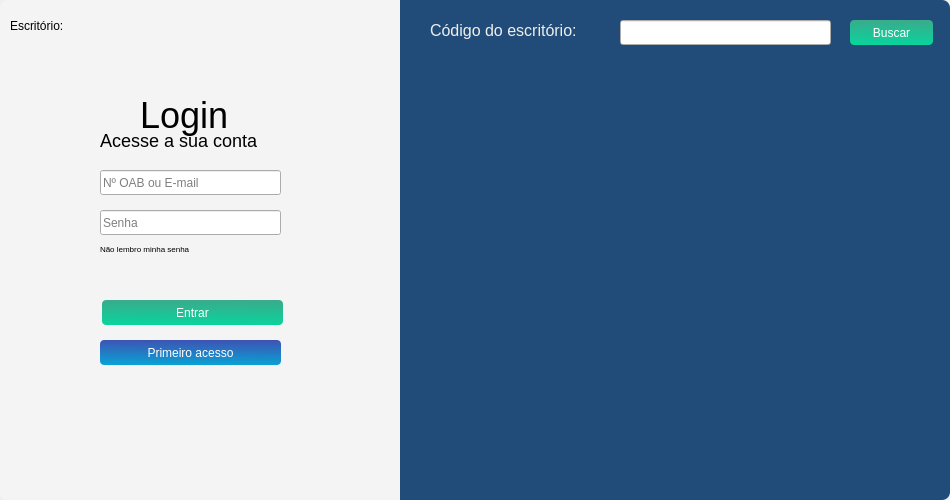
First picture: the form in Telas/UI/loginPage.ui, repository newprev/PrevCliente, before the edit.
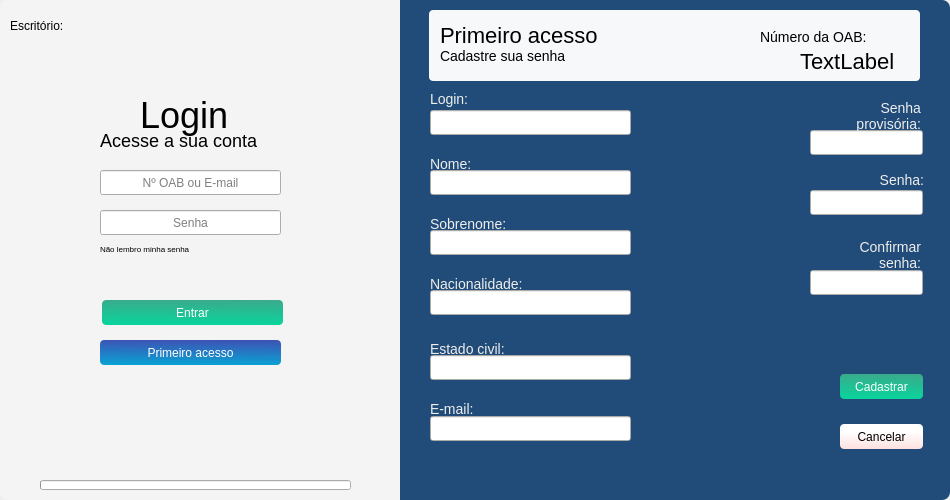
Second picture: the form after the edit. The open tabs and pages were chosen to show the change. Icons and pictures are not drawn.

Commit message:
Muuitas mudanças no login
- Criação da funcionalidade de cache que guardará o login do usuário;
- Implementação dos métodos responsáveis pelo login;
- Implementação da funcionalidade de apresentar loading;

What changed in the file:
```diff
--- a/Telas/UI/loginPage.ui
+++ b/Telas/UI/loginPage.ui
@@ -189,6 +189,9 @@
             <height>25</height>
            </rect>
           </property>
+          <property name="alignment">
+           <set>Qt::AlignCenter</set>
+          </property>
           <property name="placeholderText">
            <string>Nº OAB ou E-mail</string>
           </property>
@@ -202,6 +205,12 @@
             <height>25</height>
            </rect>
           </property>
+          <property name="echoMode">
+           <enum>QLineEdit::Password</enum>
+          </property>
+          <property name="alignment">
+           <set>Qt::AlignCenter</set>
+          </property>
           <property name="placeholderText">
            <string>Senha</string>
           </property>
@@ -284,6 +293,37 @@
            <string>Primeiro acesso</string>
           </property>
          </widget>
+         <widget class="QProgressBar" name="pbarLoading">
+          <property name="geometry">
+           <rect>
+            <x>40</x>
+            <y>480</y>
+            <width>311</width>
+            <height>10</height>
+           </rect>
+          </property>
+          <property name="minimumSize">
+           <size>
+            <width>0</width>
+            <height>10</height>
+           </size>
+          </property>
+          <property name="maximumSize">
+           <size>
+            <width>16777215</width>
+            <height>10</height>
+           </size>
+          </property>
+          <property name="value">
+           <number>0</number>
+          </property>
+          <property name="textVisible">
+           <bool>false</bool>
+          </property>
+          <property name="format">
+           <string/>
+          </property>
+         </widget>
         </widget>
        </item>
        <item>
@@ -291,7 +331,7 @@
          <property name="styleSheet">
           <string notr="true">/*---------------------------------- Widgets ----------------------------------*/
 
-#wdgVinculado{
+#wdgVinculado, #wdgCadastrar{
 	border-top.left-radius: 0px;
 	border-top-right-radius: 8px;
 	border-bottom-left-radius: 0px;
@@ -316,6 +356,31 @@
 	color: rgb(238, 238, 236);
 }
 
+#lbInfoTitulo, #lbInfoNumDaOAB {
+	font-family: &quot;TeX Gyre Adventor&quot;;
+	font-size: 14px;
+
+	color: black;
+}
+
+#lbTitulo, #lbNumeroDaOAB {
+	font-family: &quot;TeX Gyre Adventor&quot;;
+	font-size: 22px;
+
+	color: black;
+}
+
+#lbInfoConfirmarSenha, #lbInfoEmail,
+#lbInfoEstCivil, #lbInfoLogin,
+#lbInfoNacionalidade, #lbInfoNome, 
+#lbInfoSobrenome, #lbInfoSenha, 
+#lbInfoSenhaAtual {
+	font-family: &quot;TeX Gyre Adventor&quot;;
+	font-size: 14px;
+
+	color: rgb(238, 238, 236);
+}
+
 /*---------------------------------- ScrollArea ----------------------------------*/
 
 #scaAdvWidgets, #scaAdvogados{
@@ -324,7 +389,7 @@
 
 /*---------------------------------- Push Buttons ----------------------------------*/
 
-#pbBuscar {
+#pbBuscar, #pbCadastrar {
 	font-family: &quot;TeX Gyre Adventor&quot;;
 	font-size: 12px;
 	color: white;
@@ -341,7 +406,33 @@
 	border-radius: 4px;
 	background-color: qlineargradient(spread:pad, x1:0.51, y1:0, x2:0.474, y2:1, stop:0 rgba(9, 212, 156, 255), stop:1 rgba(58, 171, 140, 255));
 }
-</string>
+
+#pbCancelar {
+	font-family: &quot;TeX Gyre Adventor&quot;;
+	font-size: 12px;
+	color: black;
+
+	border-radius: 4px;
+	background-color: qlineargradient(spread:pad, x1:0.47449, y1:0.988636, x2:0.48, y2:0.301, stop:0 rgba(255, 225, 225, 255), stop:1 rgba(255, 255, 255, 255));
+}
+
+#pbCancelar:hover {
+	font-family: &quot;TeX Gyre Adventor&quot;;
+	font-size: 12px;
+	color: black;
+
+	border-radius: 4px;
+	background-color: qlineargradient(spread:pad, x1:0.47449, y1:0.988636, x2:0.48, y2:0.301, stop:0 rgba(255, 255, 255, 255), stop:1 rgba(255, 225, 225, 255));
+}
+
+/* ----------------------------- Frame -----------------------------*/
+#frInfo {
+	border-radius: 4px;
+	background-color: rgba(255, 255, 255, 245);
+}</string>
+         </property>
+         <property name="currentIndex">
+          <number>0</number>
          </property>
          <widget class="QWidget" name="wdgVinculado">
           <widget class="QLabel" name="lbCdEscritorio">
@@ -366,6 +457,9 @@
              <height>25</height>
             </rect>
            </property>
+           <property name="alignment">
+            <set>Qt::AlignCenter</set>
+           </property>
           </widget>
           <widget class="QScrollArea" name="scaAdvogados">
            <property name="geometry">
@@ -428,6 +522,393 @@
           </widget>
          </widget>
          <widget class="QWidget" name="wdgDesvinculado"/>
+         <widget class="QWidget" name="wdgCadastrar">
+          <widget class="QLabel" name="lbTitulo">
+           <property name="geometry">
+            <rect>
+             <x>40</x>
+             <y>20</y>
+             <width>231</width>
+             <height>31</height>
+            </rect>
+           </property>
+           <property name="text">
+            <string>Primeiro acesso</string>
+           </property>
+          </widget>
+          <widget class="QLabel" name="lbInfoTitulo">
+           <property name="geometry">
+            <rect>
+             <x>40</x>
+             <y>40</y>
+             <width>271</width>
+             <height>31</height>
+            </rect>
+           </property>
+           <property name="text">
+            <string>Cadastre sua senha</string>
+           </property>
+          </widget>
+          <widget class="QLabel" name="lbInfoNome">
+           <property name="geometry">
+            <rect>
+             <x>30</x>
+             <y>155</y>
+             <width>64</width>
+             <height>17</height>
+            </rect>
+           </property>
+           <property name="text">
+            <string>Nome:</string>
+           </property>
+          </widget>
+          <widget class="QLabel" name="lbInfoSobrenome">
+           <property name="geometry">
+            <rect>
+             <x>30</x>
+             <y>215</y>
+             <width>81</width>
+             <height>17</height>
+            </rect>
+           </property>
+           <property name="text">
+            <string>Sobrenome:</string>
+           </property>
+          </widget>
+          <widget class="QLabel" name="lbInfoNacionalidade">
+           <property name="geometry">
+            <rect>
+             <x>30</x>
+             <y>275</y>
+             <width>111</width>
+             <height>17</height>
+            </rect>
+           </property>
+           <property name="text">
+            <string>Nacionalidade:</string>
+           </property>
+          </widget>
+          <widget class="QLineEdit" name="leNome">
+           <property name="geometry">
+            <rect>
+             <x>30</x>
+             <y>170</y>
+             <width>201</width>
+             <height>25</height>
+            </rect>
+           </property>
+           <property name="alignment">
+            <set>Qt::AlignCenter</set>
+           </property>
+          </widget>
+          <widget class="QLineEdit" name="leSobrenome">
+           <property name="geometry">
+            <rect>
+             <x>30</x>
+             <y>230</y>
+             <width>201</width>
+             <height>25</height>
+            </rect>
+           </property>
+           <property name="alignment">
+            <set>Qt::AlignCenter</set>
+           </property>
+          </widget>
+          <widget class="QLineEdit" name="leNacionalidade">
+           <property name="geometry">
+            <rect>
+             <x>30</x>
+             <y>290</y>
+             <width>201</width>
+             <height>25</height>
+            </rect>
+           </property>
+           <property name="alignment">
+            <set>Qt::AlignCenter</set>
+           </property>
+          </widget>
+          <widget class="QLabel" name="lbInfoNumDaOAB">
+           <property name="geometry">
+            <rect>
+             <x>360</x>
+             <y>26</y>
+             <width>121</width>
+             <height>21</height>
+            </rect>
+           </property>
+           <property name="text">
+            <string>Número da OAB:</string>
+           </property>
+          </widget>
+          <widget class="QLabel" name="lbNumeroDaOAB">
+           <property name="geometry">
+            <rect>
+             <x>400</x>
+             <y>46</y>
+             <width>111</width>
+             <height>31</height>
+            </rect>
+           </property>
+           <property name="text">
+            <string>TextLabel</string>
+           </property>
+          </widget>
+          <widget class="QLineEdit" name="lePrimCadLogin">
+           <property name="geometry">
+            <rect>
+             <x>30</x>
+             <y>110</y>
+             <width>201</width>
+             <height>25</height>
+            </rect>
+           </property>
+           <property name="text">
+            <string/>
+           </property>
+           <property name="alignment">
+            <set>Qt::AlignCenter</set>
+           </property>
+          </widget>
+          <widget class="QLabel" name="lbInfoLogin">
+           <property name="geometry">
+            <rect>
+             <x>30</x>
+             <y>90</y>
+             <width>64</width>
+             <height>17</height>
+            </rect>
+           </property>
+           <property name="text">
+            <string>Login:</string>
+           </property>
+          </widget>
+          <widget class="QLabel" name="lbInfoEstCivil">
+           <property name="geometry">
+            <rect>
+             <x>30</x>
+             <y>340</y>
+             <width>81</width>
+             <height>17</height>
+            </rect>
+           </property>
+           <property name="text">
+            <string>Estado civil:</string>
+           </property>
+          </widget>
+          <widget class="QLineEdit" name="leEstadoCivil">
+           <property name="geometry">
+            <rect>
+             <x>30</x>
+             <y>355</y>
+             <width>201</width>
+             <height>25</height>
+            </rect>
+           </property>
+           <property name="alignment">
+            <set>Qt::AlignCenter</set>
+           </property>
+          </widget>
+          <widget class="QLineEdit" name="lePrimCadSenha">
+           <property name="geometry">
+            <rect>
+             <x>410</x>
+             <y>190</y>
+             <width>113</width>
+             <height>25</height>
+            </rect>
+           </property>
+           <property name="maxLength">
+            <number>30</number>
+           </property>
+           <property name="echoMode">
+            <enum>QLineEdit::Password</enum>
+           </property>
+           <property name="alignment">
+            <set>Qt::AlignCenter</set>
+           </property>
+          </widget>
+          <widget class="QLabel" name="lbInfoSenha">
+           <property name="geometry">
+            <rect>
+             <x>460</x>
+             <y>171</y>
+             <width>64</width>
+             <height>17</height>
+            </rect>
+           </property>
+           <property name="text">
+            <string>Senha:</string>
+           </property>
+           <property name="alignment">
+            <set>Qt::AlignRight|Qt::AlignTrailing|Qt::AlignVCenter</set>
+           </property>
+          </widget>
+          <widget class="QLabel" name="lbInfoEmail">
+           <property name="geometry">
+            <rect>
+             <x>30</x>
+             <y>400</y>
+             <width>81</width>
+             <height>17</height>
+            </rect>
+           </property>
+           <property name="text">
+            <string>E-mail:</string>
+           </property>
+          </widget>
+          <widget class="QLineEdit" name="leEmail">
+           <property name="geometry">
+            <rect>
+             <x>30</x>
+             <y>416</y>
+             <width>201</width>
+             <height>25</height>
+            </rect>
+           </property>
+           <property name="alignment">
+            <set>Qt::AlignCenter</set>
+           </property>
+          </widget>
+          <widget class="QLineEdit" name="leConfirmarSenha">
+           <property name="geometry">
+            <rect>
+             <x>410</x>
+             <y>270</y>
+             <width>113</width>
+             <height>25</height>
+            </rect>
+           </property>
+           <property name="maxLength">
+            <number>30</number>
+           </property>
+           <property name="echoMode">
+            <enum>QLineEdit::Password</enum>
+           </property>
+           <property name="alignment">
+            <set>Qt::AlignCenter</set>
+           </property>
+          </widget>
+          <widget class="QLabel" name="lbInfoConfirmarSenha">
+           <property name="geometry">
+            <rect>
+             <x>440</x>
+             <y>234</y>
+             <width>81</width>
+             <height>41</height>
+            </rect>
+           </property>
+           <property name="text">
+            <string>Confirmar 
+senha:</string>
+           </property>
+           <property name="alignment">
+            <set>Qt::AlignRight|Qt::AlignTrailing|Qt::AlignVCenter</set>
+           </property>
+          </widget>
+          <widget class="QPushButton" name="pbCadastrar">
+           <property name="geometry">
+            <rect>
+             <x>440</x>
+             <y>374</y>
+             <width>83</width>
+             <height>25</height>
+            </rect>
+           </property>
+           <property name="text">
+            <string>Cadastrar</string>
+           </property>
+          </widget>
+          <widget class="QPushButton" name="pbCancelar">
+           <property name="geometry">
+            <rect>
+             <x>440</x>
+             <y>424</y>
+             <width>83</width>
+             <height>25</height>
+            </rect>
+           </property>
+           <property name="text">
+            <string>Cancelar</string>
+           </property>
+          </widget>
+          <widget class="QLineEdit" name="leSenhaProvisoria">
+           <property name="geometry">
+            <rect>
+             <x>410</x>
+             <y>130</y>
+             <width>113</width>
+             <height>25</height>
+            </rect>
+           </property>
+           <property name="maxLength">
+            <number>30</number>
+           </property>
+           <property name="echoMode">
+            <enum>QLineEdit::Password</enum>
+           </property>
+           <property name="alignment">
+            <set>Qt::AlignCenter</set>
+           </property>
+          </widget>
+          <widget class="QLabel" name="lbInfoSenhaAtual">
+           <property name="geometry">
+            <rect>
+             <x>440</x>
+             <y>100</y>
+             <width>81</width>
+             <height>31</height>
+            </rect>
+           </property>
+           <property name="text">
+            <string>Senha 
+provisória:</string>
+           </property>
+           <property name="alignment">
+            <set>Qt::AlignRight|Qt::AlignTrailing|Qt::AlignVCenter</set>
+           </property>
+          </widget>
+          <widget class="QFrame" name="frInfo">
+           <property name="geometry">
+            <rect>
+             <x>29</x>
+             <y>10</y>
+             <width>491</width>
+             <height>71</height>
+            </rect>
+           </property>
+           <property name="frameShape">
+            <enum>QFrame::StyledPanel</enum>
+           </property>
+           <property name="frameShadow">
+            <enum>QFrame::Raised</enum>
+           </property>
+          </widget>
+          <zorder>frInfo</zorder>
+          <zorder>lbTitulo</zorder>
+          <zorder>lbInfoTitulo</zorder>
+          <zorder>lbInfoNome</zorder>
+          <zorder>lbInfoSobrenome</zorder>
+          <zorder>lbInfoNacionalidade</zorder>
+          <zorder>leNome</zorder>
+          <zorder>leSobrenome</zorder>
+          <zorder>leNacionalidade</zorder>
+          <zorder>lbInfoNumDaOAB</zorder>
+          <zorder>lbNumeroDaOAB</zorder>
+          <zorder>lePrimCadLogin</zorder>
+          <zorder>lbInfoLogin</zorder>
+          <zorder>lbInfoEstCivil</zorder>
+          <zorder>leEstadoCivil</zorder>
+          <zorder>lePrimCadSenha</zorder>
+          <zorder>lbInfoSenha</zorder>
+          <zorder>lbInfoEmail</zorder>
+          <zorder>leEmail</zorder>
+          <zorder>leConfirmarSenha</zorder>
+          <zorder>lbInfoConfirmarSenha</zorder>
+          <zorder>pbCadastrar</zorder>
+          <zorder>pbCancelar</zorder>
+          <zorder>leSenhaProvisoria</zorder>
+          <zorder>lbInfoSenhaAtual</zorder>
+         </widget>
         </widget>
        </item>
       </layout>
```
Left out of the diff: 2 changed lines with no effect on the pictures. The commit also changes 19 other files.
